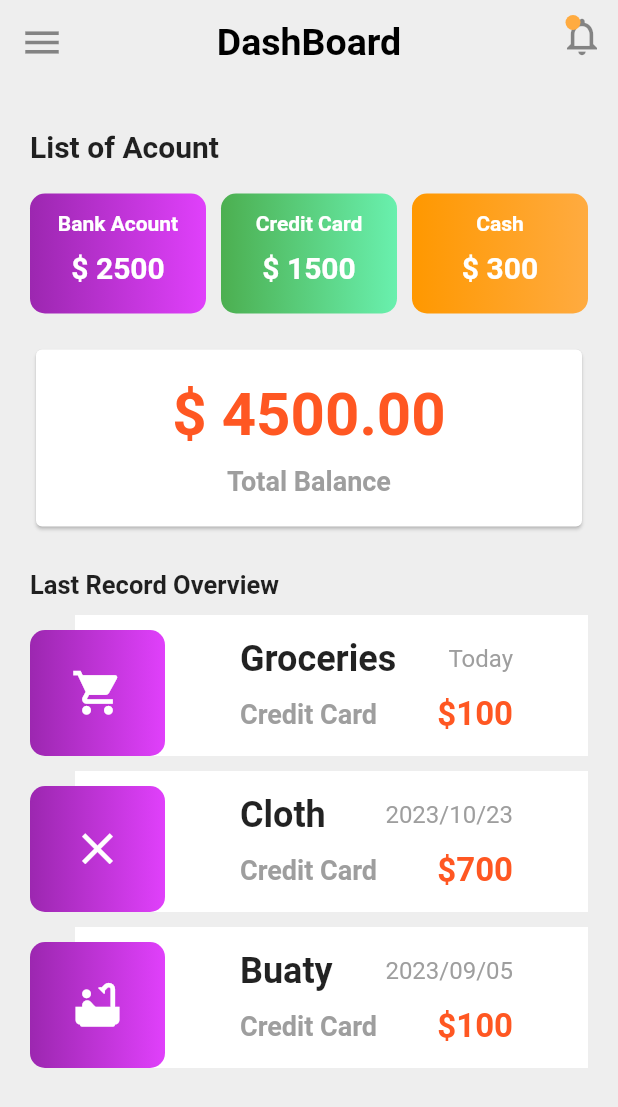
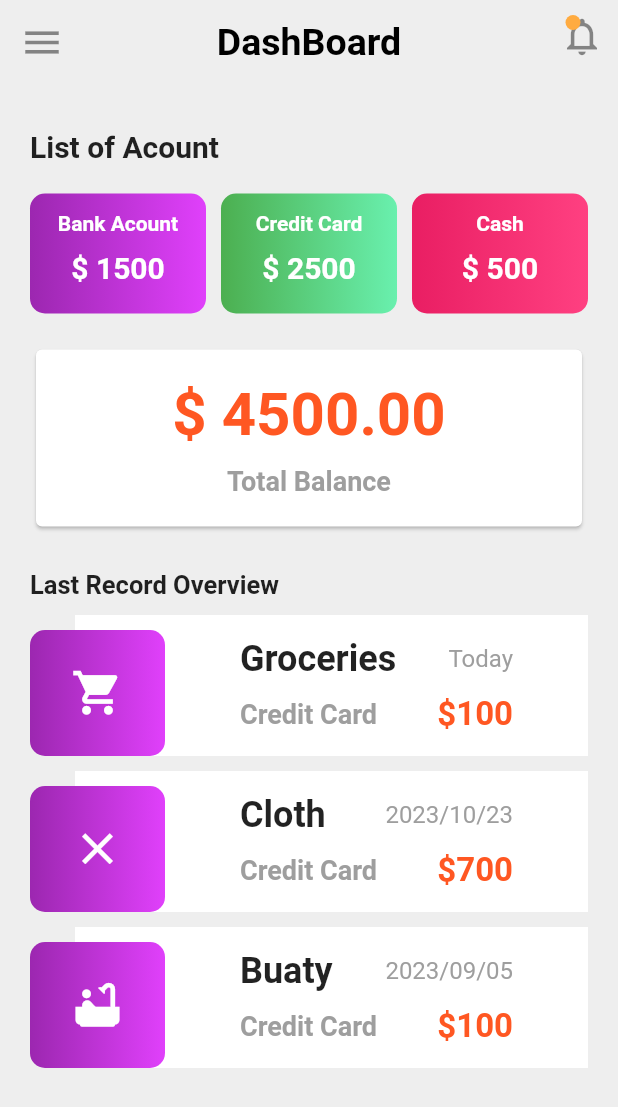
Before and after one commit to YasufumiT/FlutterFinanceSample, a Flutter app: the screen it shows after launch, on a phone screen of 412 x 824 dp. Shown: the top 1107 px of the screen. Run offline on Flutter 3.47's test engine with Material 2 defaults, Android fonts, the phone set to English and light mode, and no system bars.

Commit message:
Accountをコンポーネント化

```diff
--- /dev/null
+++ b/lib/account.dart
@@ -0,0 +1,53 @@
+import 'package:flutter/material.dart';
+
+class CustomAccount extends StatelessWidget {
+  const CustomAccount({
+    Key? key,
+    required this.text,
+    required this.moneyText,
+    required this.colors1,
+    required this.colors2,
+  }) : super(key: key);
+  final String text;
+  final String moneyText;
+  final Color colors1;
+  final Color colors2;
+
+  @override
+  Widget build(BuildContext context) {
+    return Container(
+      padding: EdgeInsets.all(12),
+      alignment: Alignment.center,
+      decoration: BoxDecoration(
+        borderRadius: BorderRadius.circular(10),
+        gradient: LinearGradient(
+          colors: [
+            colors1,
+            colors2,
+          ],
+        ),
+      ),
+      child: Column(
+        children: [
+          Text(
+            text,
+            style: TextStyle(
+              fontSize: 14,
+              fontWeight: FontWeight.bold,
+              color: Colors.white,
+            ),
+          ),
+          SizedBox(height: 10),
+          Text(
+            moneyText,
+            style: TextStyle(
+              fontSize: 20,
+              fontWeight: FontWeight.bold,
+              color: Colors.white,
+            ),
+          ),
+        ],
+      ),
+    );
+  }
+}
--- a/lib/dashboard.dart
+++ b/lib/dashboard.dart
@@ -1,4 +1,5 @@
 import 'package:flutter/material.dart';
+import 'package:flutter_finance_sample/account.dart';
 import 'package:flutter_finance_sample/record.dart';
 
 class Dashboard extends StatelessWidget {
@@ -70,113 +71,29 @@ class Dashboard extends StatelessWidget {
               child: Row(
                 children: [
                   Expanded(
-                    child: Container(
-                      padding: EdgeInsets.all(12),
-                      alignment: Alignment.center,
-                      decoration: BoxDecoration(
-                        borderRadius: BorderRadius.circular(10),
-                        gradient: LinearGradient(
-                          colors: [
-                            Colors.purple,
-                            Colors.purpleAccent,
-                          ],
-                        ),
-                      ),
-                      child: Column(
-                        children: [
-                          Text(
-                            "Bank Acount",
-                            style: TextStyle(
-                              fontSize: 14,
-                              fontWeight: FontWeight.bold,
-                              color: Colors.white,
-                            ),
-                          ),
-                          SizedBox(height: 10),
-                          Text(
-                            "\$ 2500",
-                            style: TextStyle(
-                              fontSize: 20,
-                              fontWeight: FontWeight.bold,
-                              color: Colors.white,
-                            ),
-                          ),
-                        ],
-                      ),
+                    child: CustomAccount(
+                      text: "Bank Acount",
+                      moneyText: "\$ 1500",
+                      colors1: Colors.purple,
+                      colors2: Colors.purpleAccent,
                     ),
                   ),
                   SizedBox(width: 10),
                   Expanded(
-                    child: Container(
-                      padding: EdgeInsets.all(12),
-                      alignment: Alignment.center,
-                      decoration: BoxDecoration(
-                        borderRadius: BorderRadius.circular(10),
-                        gradient: LinearGradient(
-                          colors: [
-                            Colors.green,
-                            Colors.greenAccent,
-                          ],
-                        ),
-                      ),
-                      child: Column(
-                        children: [
-                          Text(
-                            "Credit Card",
-                            style: TextStyle(
-                              fontSize: 14,
-                              fontWeight: FontWeight.bold,
-                              color: Colors.white,
-                            ),
-                          ),
-                          SizedBox(height: 10),
-                          Text(
-                            "\$ 1500",
-                            style: TextStyle(
-                              fontSize: 20,
-                              fontWeight: FontWeight.bold,
-                              color: Colors.white,
-                            ),
-                          ),
-                        ],
-                      ),
+                    child: CustomAccount(
+                      text: "Credit Card",
+                      moneyText: "\$ 2500",
+                      colors1: Colors.green,
+                      colors2: Colors.greenAccent,
                     ),
                   ),
                   SizedBox(width: 10),
                   Expanded(
-                    child: Container(
-                      padding: EdgeInsets.all(12),
-                      alignment: Alignment.center,
-                      decoration: BoxDecoration(
-                        borderRadius: BorderRadius.circular(10),
-                        gradient: LinearGradient(
-                          colors: [
-                            Colors.orange,
-                            Colors.orangeAccent,
-                          ],
-                        ),
-                      ),
-                      child: Column(
-                        children: [
-                          Text(
-                            "Cash",
-                            style: TextStyle(
-                              fontSize: 14,
-                              fontWeight: FontWeight.bold,
-                              color: Colors.white,
-                            ),
-                          ),
-                          SizedBox(height: 10),
-                          Text(
-                            "\$ 300",
-                            style: TextStyle(
-                              fontSize: 20,
-                              fontWeight: FontWeight.bold,
-                              color: Colors.white,
-                            ),
-                          ),
-                        ],
-                      ),
+                    child: CustomAccount(
+                      text: "Cash",
+                      moneyText: "\$ 500",
+                      colors1: Colors.pink,
+                      colors2: Colors.pinkAccent,
                     ),
                   ),
                 ],
```
